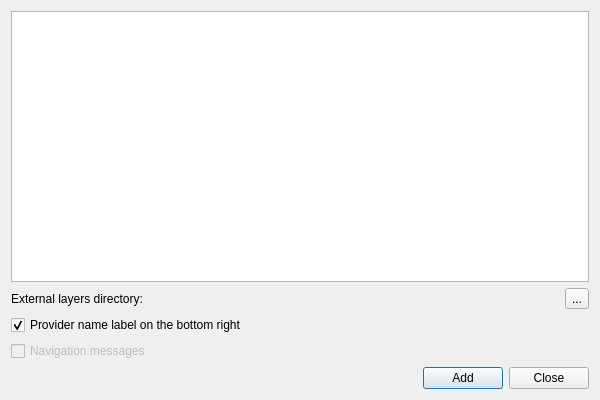
Old version of the form addlayerdialog.ui in the repository minorua/TileLayerPlugin.
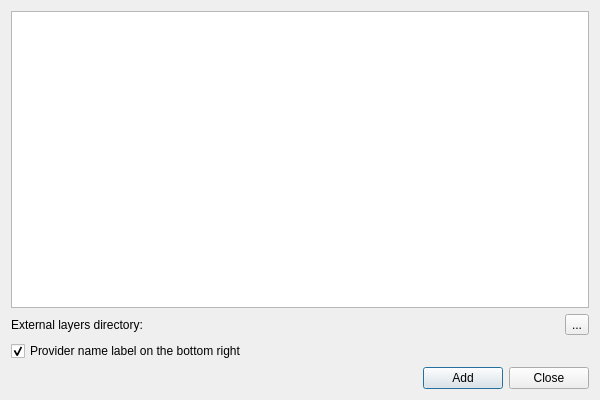
New version of the form.

Commit message: do not draw any messages on the canvas

What changed in the file:
```diff
--- a/addlayerdialog.ui
+++ b/addlayerdialog.ui
@@ -76,16 +76,6 @@
        </property>
       </widget>
      </item>
-     <item>
-      <widget class="QCheckBox" name="checkBox_NaviMessages">
-       <property name="enabled">
-        <bool>false</bool>
-       </property>
-       <property name="text">
-        <string>Navigation messages</string>
-       </property>
-      </widget>
-     </item>
      <item>
       <layout class="QHBoxLayout" name="horizontalLayout_2">
        <item>
```
The commit also changes 3 other files.
